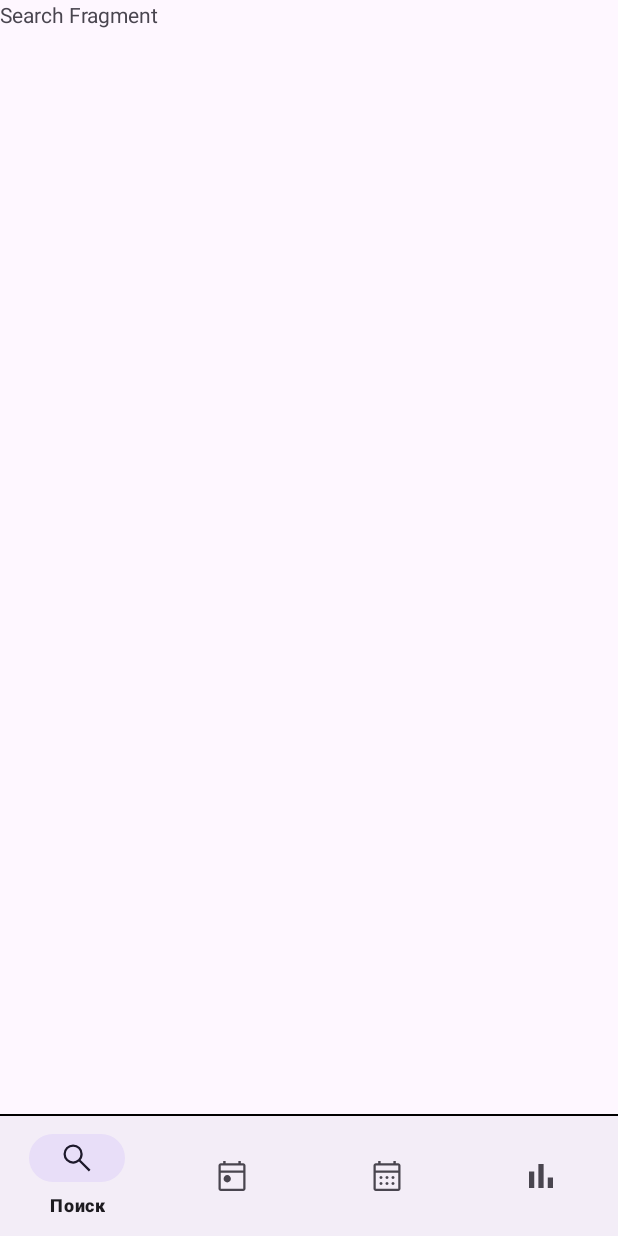
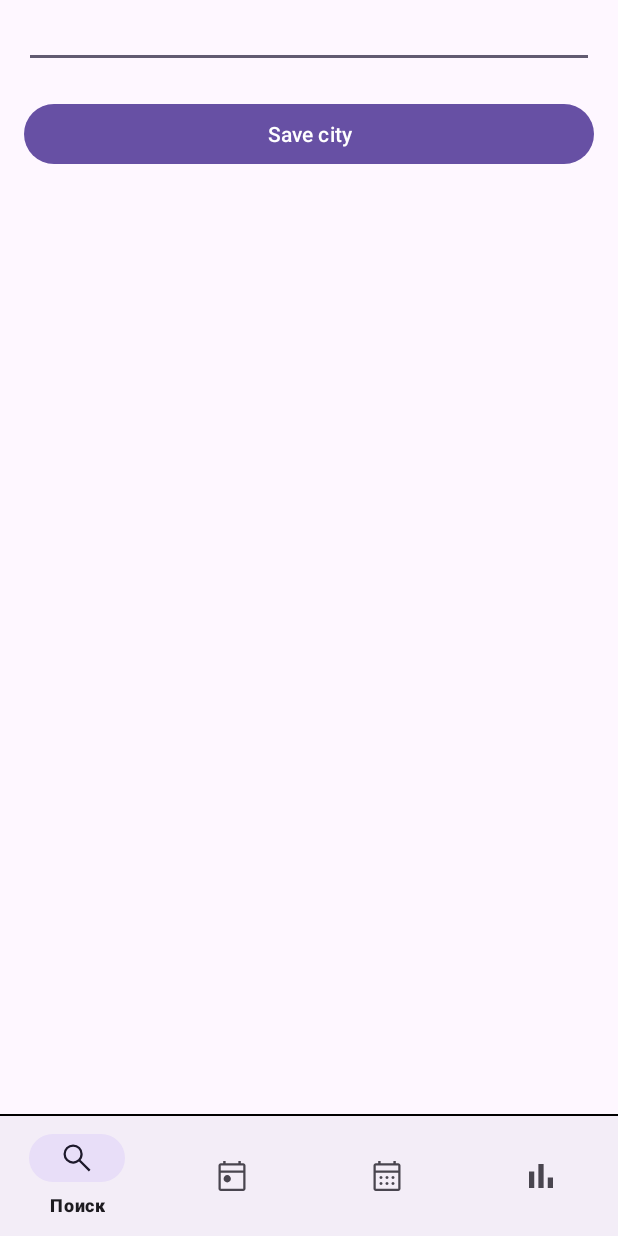
Before and after one commit to Dats-asc/SummerPracticeWeatherApp, an Android app: the screen it shows after launch (MainActivity), on a phone screen of 412 x 824 dp. Run offline under Robolectric (Android 15) with nearby library versions, the phone set to English and light mode, and no system bars; our stand-ins replace navigation-ui.

Commit message:
Add saving and read searchable city

```diff
--- a/app/src/main/java/com/example/summerpracticeweatherapp/DayRepository.kt
+++ b/app/src/main/java/com/example/summerpracticeweatherapp/DayRepository.kt
@@ -7,8 +7,8 @@ object DayRepository {
     private val calendar = Calendar.getInstance()
 
     val list: List<Day> = (0..14).map { index ->
+        val date = calendar.time.toString().split(" ").take(3).joinToString(" ")
         calendar.add(Calendar.DAY_OF_YEAR, 1) //нет сегодняшнего дня, начало со след.дня, надо фиксить
-        val date = calendar.time.toString().split(" ").take(3).joinToString(" ")
         Day(status = "*statusWeather*", name = date)
     }
 }
--- a/app/src/main/java/com/example/summerpracticeweatherapp/MainActivity.kt
+++ b/app/src/main/java/com/example/summerpracticeweatherapp/MainActivity.kt
@@ -1,6 +1,10 @@
 package com.example.summerpracticeweatherapp
 
+import android.app.Activity
+import android.content.Context
+import android.content.SharedPreferences
 import android.os.Bundle
+import android.preference.PreferenceManager
 import android.widget.EditText
 import androidx.appcompat.app.AppCompatActivity
 import androidx.core.widget.addTextChangedListener
@@ -20,7 +24,6 @@ import kotlinx.coroutines.launch
 
 
 class MainActivity : AppCompatActivity() {
-
     private val weatherService by lazy {
         NetworkManager.getWeatherService()
     }
@@ -35,15 +38,14 @@ class MainActivity : AppCompatActivity() {
         super.onCreate(savedInstanceState)
 
         setContentView(R.layout.activity_main)
-
-        val controller = (supportFragmentManager.findFragmentById(R.id.cw_main_container) as NavHostFragment)
-            .navController
+        val controller =
+            (supportFragmentManager.findFragmentById(R.id.cw_main_container) as NavHostFragment)
+                .navController
         findViewById<BottomNavigationView>(R.id.navBar).apply {
             setupWithNavController(controller)
         }
 
         binding = ActivityMainBinding.inflate(layoutInflater)
-
 
 
         /*
@@ -64,8 +66,6 @@ class MainActivity : AppCompatActivity() {
 
             }
         }
-        with(binding) {
-        }
     }
 
     override fun onDestroy() {
@@ -73,16 +73,3 @@ class MainActivity : AppCompatActivity() {
         coroutineScope.cancel()
     }
 }
-
-fun EditText.setOnDebounceTextChanged(
-    coroutineScope: CoroutineScope,
-    onTextChanged: (String) -> Unit
-) {
-    this.addTextChangedListener {
-        coroutineScope.launch(Dispatchers.Main) {
-            if (it.toString().isEmpty()) return@launch
-            delay(1000)
-            onTextChanged(it.toString())
-        }
-    }
-}
--- a/app/src/main/java/com/example/summerpracticeweatherapp/SearchFragment.kt
+++ b/app/src/main/java/com/example/summerpracticeweatherapp/SearchFragment.kt
@@ -2,19 +2,24 @@ package com.example.summerpracticeweatherapp
 
 import android.os.Bundle
 import androidx.fragment.app.Fragment
-import android.view.LayoutInflater
 import android.view.View
-import android.view.ViewGroup
 import com.example.summerpracticeweatherapp.databinding.FragmentSearchBinding
+import com.example.summerpracticeweatherapp.utils.SharedPrefsUtils
 
 
 class SearchFragment : Fragment(R.layout.fragment_search) {
-    var binding : FragmentSearchBinding? = null
+    var binding: FragmentSearchBinding? = null
 
     override fun onViewCreated(view: View, savedInstanceState: Bundle?) {
         super.onViewCreated(view, savedInstanceState)
+        binding = FragmentSearchBinding.bind(view)
 
-        binding = FragmentSearchBinding.bind(view)
+        binding?.let {
+            it.btnSaveCity.setOnClickListener {
+                val cityName = binding?.etCity?.text.toString()
+                SharedPrefsUtils.saveCity(requireContext(), cityName)
+            }
+        }
     }
 
     override fun onDestroyView() {
--- a/app/src/main/res/layout/fragment_days.xml
+++ b/app/src/main/res/layout/fragment_days.xml
@@ -14,11 +14,11 @@
         android:layout_marginTop="24dp"
         android:ellipsize="end"
         android:maxLines="1"
-        android:text="Moscow"
         android:textSize="30sp"
         app:layout_constraintEnd_toStartOf="@id/iv_icon"
         app:layout_constraintStart_toStartOf="parent"
-        app:layout_constraintTop_toTopOf="parent" />
+        app:layout_constraintTop_toTopOf="parent"
+        tools:text="Moscow" />
 
     <TextView
         android:id="@+id/tv_temp"
--- a/app/src/main/res/layout/fragment_search.xml
+++ b/app/src/main/res/layout/fragment_search.xml
@@ -1,21 +1,24 @@
 <?xml version="1.0" encoding="utf-8"?>
 <androidx.constraintlayout.widget.ConstraintLayout xmlns:android="http://schemas.android.com/apk/res/android"
+    xmlns:app="http://schemas.android.com/apk/res-auto"
     xmlns:tools="http://schemas.android.com/tools"
     android:layout_width="match_parent"
     android:layout_height="match_parent"
-    xmlns:app="http://schemas.android.com/apk/res-auto"
+    android:paddingHorizontal="16dp"
     tools:context=".SearchFragment">
 
-    <!-- TODO: Update blank fragment layout -->
-    <TextView
+    <EditText
+        android:id="@+id/et_city"
         android:layout_width="match_parent"
-        android:layout_height="match_parent"
-        android:text="Search Fragment"
+        android:layout_height="wrap_content"
+        app:layout_constraintTop_toTopOf="parent" />
 
-        app:layout_constraintTop_toTopOf="parent"
-        app:layout_constraintBottom_toBottomOf="parent"
-        app:layout_constraintLeft_toLeftOf="parent"
-        app:layout_constraintRight_toRightOf="parent"
-        />
+    <Button
+        android:id="@+id/btn_save_city"
+        android:layout_width="match_parent"
+        android:layout_height="wrap_content"
+        android:layout_marginTop="20dp"
+        android:text="Save city"
+        app:layout_constraintTop_toBottomOf="@id/et_city" />
 
 </androidx.constraintlayout.widget.ConstraintLayout>
--- a/app/src/main/res/layout/item_day.xml
+++ b/app/src/main/res/layout/item_day.xml
@@ -4,6 +4,8 @@
     xmlns:app="http://schemas.android.com/apk/res-auto"
     android:layout_width="match_parent"
     android:layout_height="68dp"
+    android:clickable="true"
+    android:foreground="?selectableItemBackground"
     android:layout_margin="16dp"
     app:cardBackgroundColor="#D1C4E9"
     app:cardCornerRadius="12dp">
```
Also changed, not shown: app/src/main/java/com/example/summerpracticeweatherapp/DaysFragment.kt (+32 -2 lines), app/src/main/java/com/example/summerpracticeweatherapp/utils/Utils.kt (added, +42 -0 lines).
